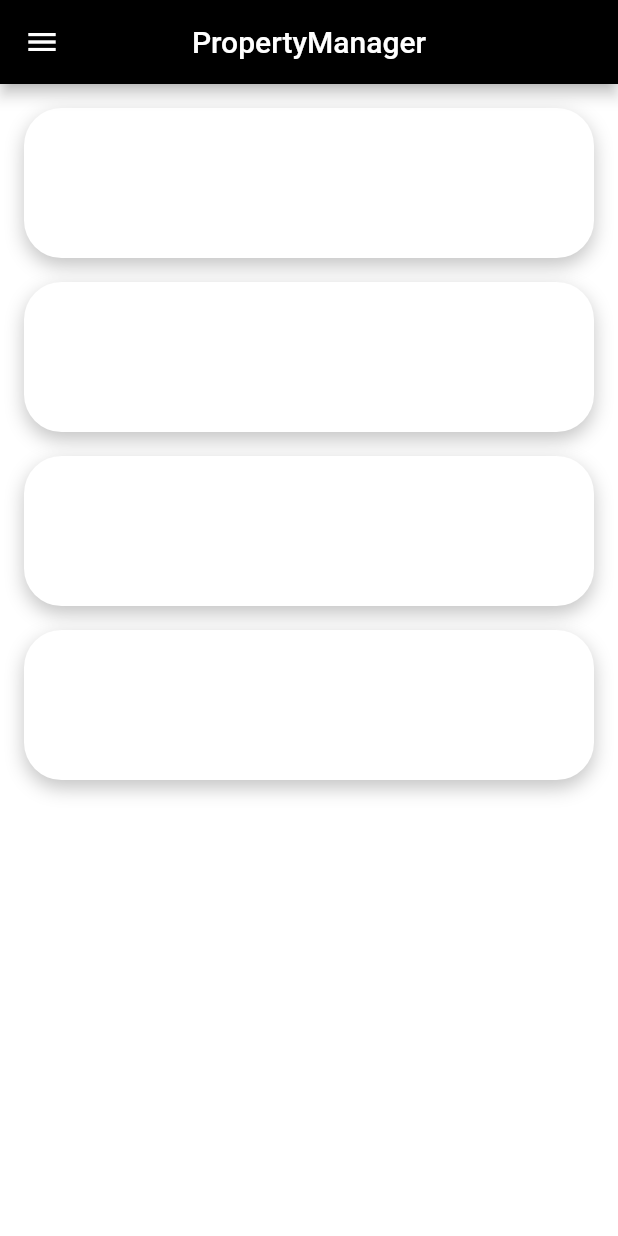
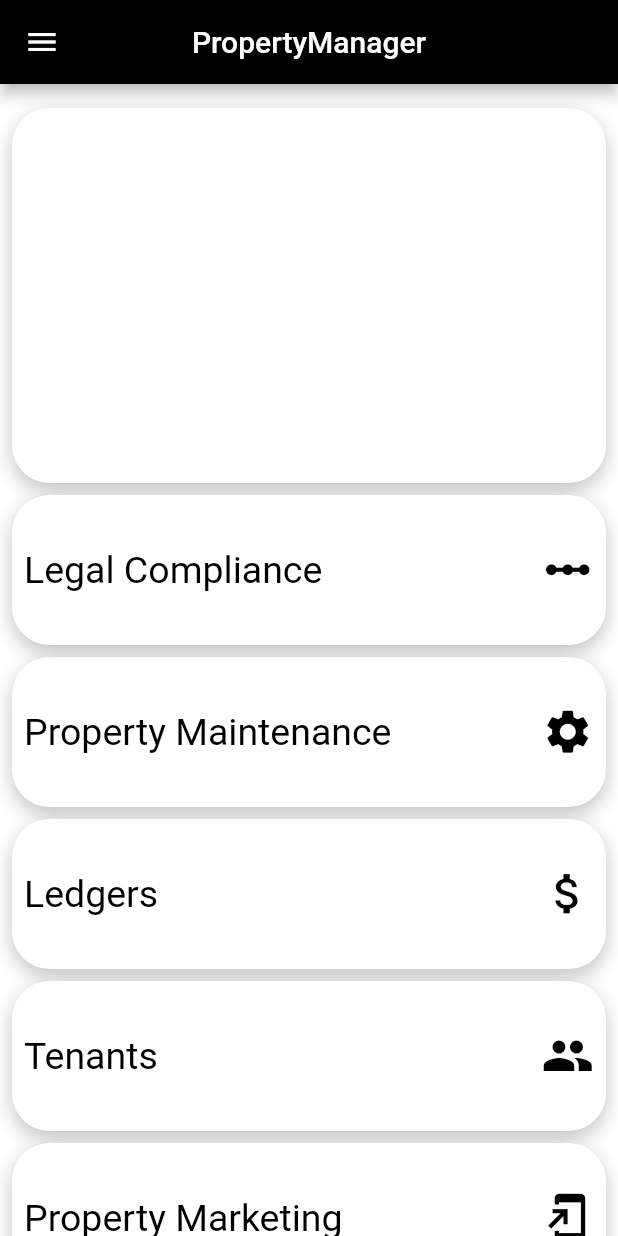
Before and after one commit to Asfemi/propertymanager, a Flutter app: the screen it shows after launch, on a phone screen of 412 x 824 dp. Run offline on Flutter 3.47's test engine with Material 2 defaults, Android fonts, the phone set to English and light mode, and no system bars.

Commit message:
Setup the homeScreen, created the main pages

```diff
--- a/lib/Components/HomeCard.dart
+++ b/lib/Components/HomeCard.dart
@@ -1,15 +1,20 @@
 import 'package:flutter/material.dart';
 
 class HomeCard extends StatelessWidget {
-  //HomeCard({})
+  HomeCard({this.icon, this.text, this.route});
+  final IconData icon;
+  final String text;
+  final Function route;
 
   @override
   Widget build(BuildContext context) {
     Size size = MediaQuery.of(context).size;
     return Padding(
-      padding: const EdgeInsets.all(8.0),
+      padding: const EdgeInsets.only(top: 8.0),
+      child: GestureDetector(
+        onTap: route,
         child: Container(
-        height:  100,    //size.height * 0.5,
+          height: 100, //size.height * 0.5,
           width: size.width - 16,
           decoration: BoxDecoration(
             color: Colors.white,
@@ -17,12 +22,28 @@ class HomeCard extends StatelessWidget {
               BoxShadow(
                   color: Colors.black.withOpacity(0.23),
                   blurRadius: 10,
-              offset: Offset(0, 5)
-            )
+                  offset: Offset(0, 5))
             ],
             borderRadius: BorderRadius.all(Radius.circular(25)),
           ),
-        child: Column(children: <Widget>[],),
+          child: Padding(
+            padding: EdgeInsets.all(8.0),
+            child: Row(
+              mainAxisAlignment: MainAxisAlignment.spaceBetween,
+              children: <Widget>[
+                Text(
+                  text,
+                  style: TextStyle(fontSize: 25, color: Colors.black),
+                ),
+                Icon(
+                  icon,
+                  size: 35,
+                  color: Colors.black,
+                ),
+              ],
+            ),
+          ),
+        ),
       ),
     );
   }
--- a/lib/Screens/HomeScreen.dart
+++ b/lib/Screens/HomeScreen.dart
@@ -1,8 +1,12 @@
 import 'package:flutter/material.dart';
 import 'package:propertymanager/Components/HomeCard.dart';
+import 'package:propertymanager/Screens/Lc.dart';
+import 'package:propertymanager/Screens/Legders.dart';
+import 'package:propertymanager/Screens/Marketing.dart';
+import 'package:propertymanager/Screens/PM.dart';
+import 'package:propertymanager/Screens/Tenants.dart';
 
 class HomeScreen extends StatefulWidget {
-
   static String id = 'home_Screen';
 
   @override
@@ -12,7 +16,7 @@ static String id = 'home_Screen';
 class _HomeScreenState extends State<HomeScreen> {
   @override
   Widget build(BuildContext context) {
-    //Size size = MediaQuery.of(context).size;
+    Size size = MediaQuery.of(context).size;
     return Scaffold(
       appBar: AppBar(
         leading: Icon(Icons.menu),
@@ -25,10 +29,61 @@ class _HomeScreenState extends State<HomeScreen> {
           padding: EdgeInsets.all(8.0),
           child: Column(
             children: <Widget>[
-                  HomeCard(),
-                  HomeCard(),
-                  HomeCard(),
-                  HomeCard(),
+              Padding(
+                padding: const EdgeInsets.only(top: 8.0),
+                child: Container(
+                  height: 250, //size.height * 0.5,
+                  width: size.width - 16,
+                  decoration: BoxDecoration(
+                    color: Colors.white,
+                    boxShadow: [
+                      BoxShadow(
+                          color: Colors.black.withOpacity(0.23),
+                          blurRadius: 10,
+                          offset: Offset(0, 5))
+                    ],
+                    borderRadius: BorderRadius.all(Radius.circular(25)),
+                  ),
+                  child: Column(
+                    children: <Widget>[],
+                  ),
+                ),
+              ),
+              HomeCard(
+                icon: Icons.linear_scale,
+                text: 'Legal Compliance',
+                route: () {
+                  Navigator.pushNamed(context, LegalCompliance.id);
+                },
+              ),
+              HomeCard(
+                icon: Icons.settings,
+                text: 'Property Maintenance',
+                route: () {
+                  Navigator.pushNamed(context, PropertyMaintenance.id);
+                },
+              ),
+              HomeCard(
+                icon: Icons.attach_money,
+                text: 'Ledgers',
+                route: () {
+                  Navigator.pushNamed(context, Ledgers.id);
+                },
+              ),
+              HomeCard(
+                icon: Icons.people,
+                text: 'Tenants',
+                route: () {
+                  Navigator.pushNamed(context, Tenants.id);
+                },
+              ),
+              HomeCard(
+                icon: Icons.add_to_home_screen,
+                text: 'Property Marketing',
+                route: () {
+                  Navigator.pushNamed(context, PropertyMarketing.id);
+                },
+              ),
             ],
           ),
         ),
--- /dev/null
+++ b/lib/Screens/Tenants.dart
@@ -0,0 +1,23 @@
+import 'package:flutter/material.dart';
+
+class Tenants extends StatefulWidget {
+  static String id = 'tenants';
+
+  @override
+  _TenantsState createState() => _TenantsState();
+}
+
+class _TenantsState extends State<Tenants> {
+  @override
+  Widget build(BuildContext context) {
+    return Scaffold(
+      appBar: AppBar(
+        centerTitle: true,
+        title: Text('Tenants'),
+      ),
+      body: Column(
+        children: <Widget>[],
+      ),
+    );
+  }
+}
--- a/lib/main.dart
+++ b/lib/main.dart
@@ -1,5 +1,10 @@
 import 'package:flutter/material.dart';
 import 'package:propertymanager/Screens/HomeScreen.dart';
+import 'package:propertymanager/Screens/Lc.dart';
+import 'package:propertymanager/Screens/Legders.dart';
+import 'package:propertymanager/Screens/Marketing.dart';
+import 'package:propertymanager/Screens/PM.dart';
+import 'package:propertymanager/Screens/Tenants.dart';
 import 'constants.dart';
 
 void main() => runApp(MyApp());
@@ -16,9 +21,13 @@ class MyApp extends StatelessWidget {
         textTheme: Theme.of(context).textTheme.apply(bodyColor: kTextColor),
       ),
       initialRoute: HomeScreen.id,
-
       routes: {
         HomeScreen.id: (context) => HomeScreen(),
+        PropertyMaintenance.id: (context) => PropertyMaintenance(),
+        Tenants.id: (context) => Tenants(),
+        LegalCompliance.id: (context) => LegalCompliance(),
+        Ledgers.id: (context) => Ledgers(),
+        PropertyMarketing.id: (context) => PropertyMarketing(),
       },
     );
   }
```
Also changed, not shown: lib/Components/home_row_card.dart (added, +30 -0 lines), lib/Screens/Lc.dart (added, +23 -0 lines), lib/Screens/Legders.dart (added, +23 -0 lines), lib/Screens/Marketing.dart (added, +23 -0 lines), lib/Screens/PM.dart (added, +41 -0 lines). Lines whose indentation alone changed are shown as unchanged.
